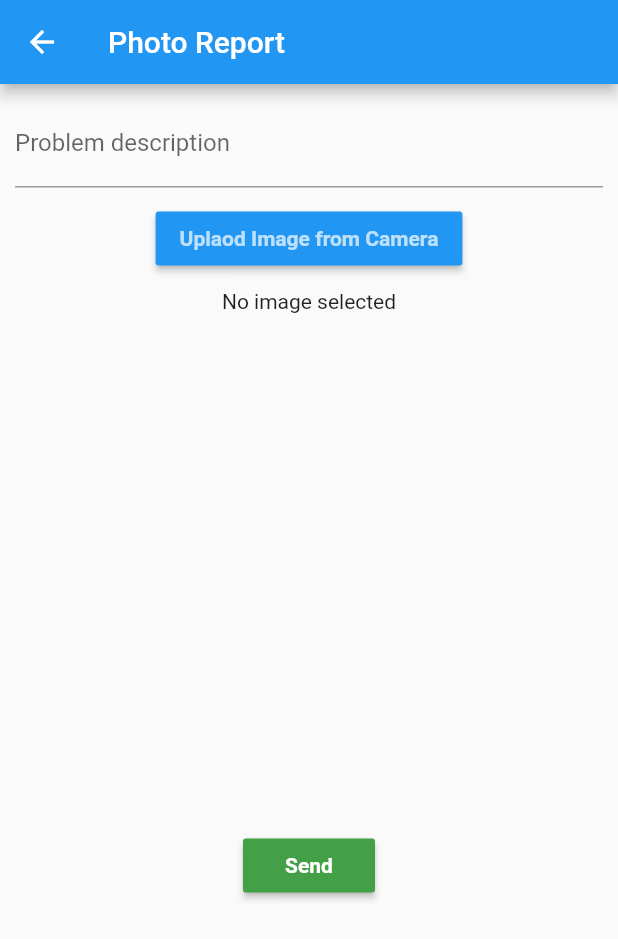
After one commit to gse-gamma-team/mobile-app, a Flutter app: the screen it shows after launch, after a tap on the "report problem" icon, on a phone screen of 412 x 824 dp. The commit adds this screen. Shown: the top 939 px of the screen. Run offline on Flutter 3.47's test engine with Material 2 defaults, Android fonts, the phone set to English and light mode, and no system bars; our stand-ins replace image_picker.

Commit message:
Photo report done

```diff
--- /dev/null
+++ b/mobile_app_demo/lib/PhotoReport.dart
@@ -0,0 +1,99 @@
+import 'dart:io';
+import 'dart:math';
+
+import 'package:flutter/material.dart';
+import 'package:flutter/services.dart';
+import 'package:image_picker/image_picker.dart';
+
+class PhotoReport extends StatefulWidget {
+  const PhotoReport({Key? key, required this.title}) : super(key: key);
+
+  // This widget is the home page of your application. It is stateful, meaning
+  // that it has a State object (defined below) that contains fields that affect
+  // how it looks.
+
+  // This class is the configuration for the state. It holds the values (in this
+  // case the title) provided by the parent (in this case the App widget) and
+  // used by the build method of the State. Fields in a Widget subclass are
+  // always marked "final".
+
+  final String title;
+
+  @override
+  State<PhotoReport> createState() => _PhotoReportState();
+}
+
+class _PhotoReportState extends State<PhotoReport> {
+
+  File? image;
+
+  Future pickImageC() async {
+    try {
+      final image = await ImagePicker().pickImage(source: ImageSource.camera);
+
+      if(image == null) return;
+
+      final imageTemp = File(image.path);
+
+      setState(() => this.image = imageTemp);
+    } on PlatformException catch(e) {
+      print('Failed to pick image: $e');
+    }
+  }
+
+  @override
+  Widget build(BuildContext context) {
+    return Scaffold(
+        appBar: AppBar(
+          title: const Text("Photo Report"),
+        ),
+        body: SingleChildScrollView(
+          child: Center(
+            child: Column(
+              children: [
+                Padding(
+                  padding: const EdgeInsets.all(10.0),
+                  child:  TextFormField(
+                    decoration: const InputDecoration(
+                      border: UnderlineInputBorder(),
+                      labelText: 'Problem description',
+                    ),
+                  ),
+                ),
+                MaterialButton(
+                    color: Colors.blue,
+                    child: const Text(
+                        "Uplaod Image from Camera",
+                        style: TextStyle(
+                            color: Colors.white70, fontWeight: FontWeight.bold
+                        )
+                    ),
+                    onPressed: () {
+                      pickImageC();
+                    }
+                ),
+                SizedBox(height: 10.0,),
+                Container(
+                  height: 350.0,
+                  child: image != null ? Image.file(image!): Text("No image selected"),
+                ),
+                SizedBox(height: 10.0,),
+                MaterialButton(
+                    color: Colors.green[600],
+                    child: const Text(
+                        "Send",
+                        style: TextStyle(
+                            color: Colors.white, fontWeight: FontWeight.bold
+                        )
+                    ),
+                    onPressed: () {
+                      Navigator.of(context).pop();
+                    }
+                ),
+              ],
+            ),
+          ),
+        )
+    );
+  }
+}
--- a/mobile_app_demo/lib/main.dart
+++ b/mobile_app_demo/lib/main.dart
@@ -1,4 +1,5 @@
 import 'package:flutter/material.dart';
+import 'PhotoReport.dart';
 
 void main() {
   runApp(const MyApp());
@@ -70,6 +71,11 @@ class _MyHomePageState extends State<MyHomePage> {
             ),
           ]
       ),
+      floatingActionButton: FloatingActionButton(
+        onPressed: navigateToPhotoReport,
+        tooltip: 'PhotoReport',
+        child: const Icon(Icons.report_problem),
+      ),
     );
   }
 
@@ -84,14 +90,14 @@ class _MyHomePageState extends State<MyHomePage> {
           icon: Image.asset('assets/trash_bin.png'),
           iconSize: 35,
           onPressed: () async {
-            await showPopUpUp(context);
+            await showTrashReport(context);
           },
         ),
       ),
     );
   }
 
-  Future<Widget> showPopUpUp(BuildContext context) async {
+  Future<Widget> showTrashReport(BuildContext context) async {
 
     return await showDialog(
         context: context,
@@ -145,4 +151,8 @@ class _MyHomePageState extends State<MyHomePage> {
           );}
     );
   }
+
+  Future navigateToPhotoReport() async {
+    Navigator.push(context, MaterialPageRoute(builder: (context) => const PhotoReport(title: "Photo Report",)));
+  }
 }
--- a/mobile_app_demo/pubspec.yaml
+++ b/mobile_app_demo/pubspec.yaml
@@ -34,6 +34,7 @@ dependencies:
   # The following adds the Cupertino Icons font to your application.
   # Use with the CupertinoIcons class for iOS style icons.
   cupertino_icons: ^1.0.2
+  image_picker: ^0.8.4+8
 
 dev_dependencies:
   flutter_test:
```
Also changed, not shown: 1 other file.
